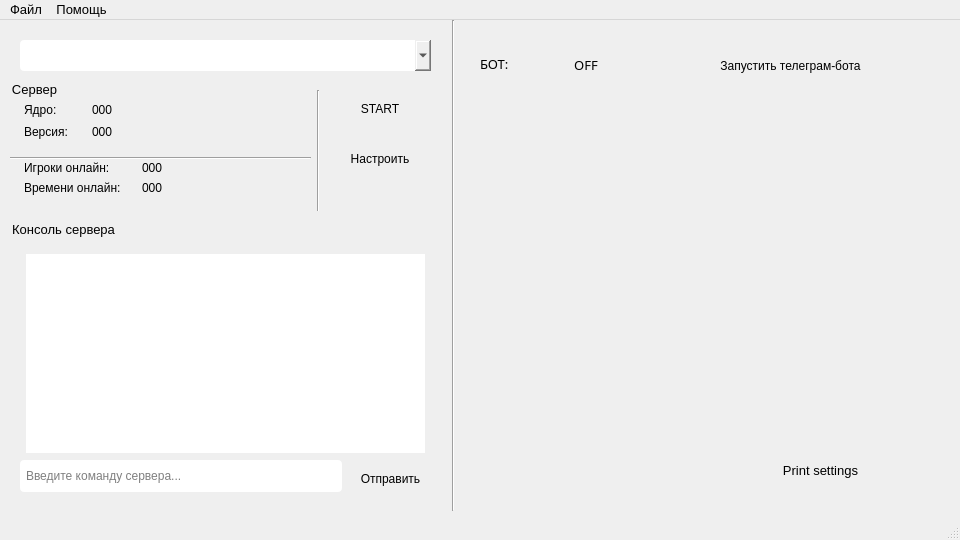
Above: resources/ui/main_ui.ui from Vanillllla/tg_mine_server_bot before the change. Below: the same form after it.
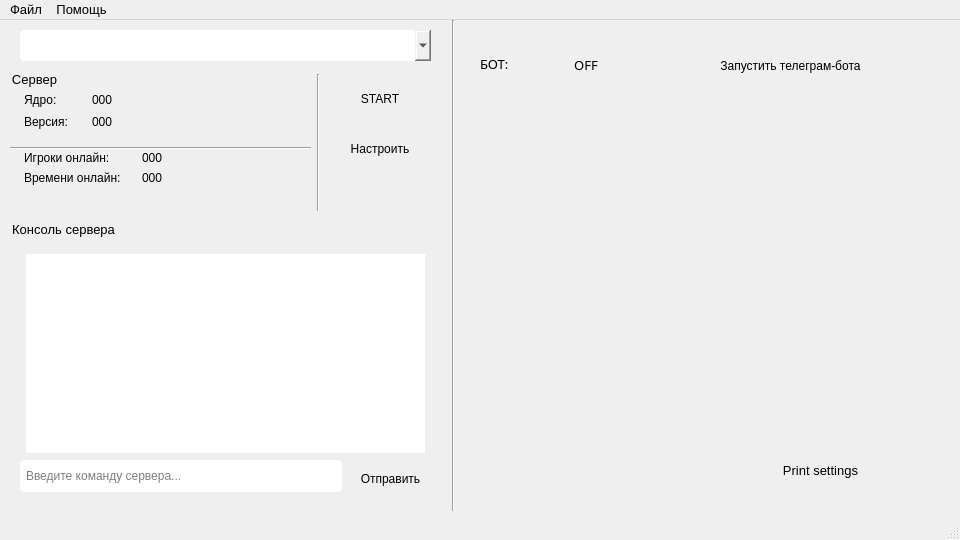
That is the form after the change.

```diff
--- a/resources/ui/main_ui.ui
+++ b/resources/ui/main_ui.ui
@@ -80,7 +80,7 @@
     <property name="geometry">
      <rect>
       <x>20</x>
-      <y>20</y>
+      <y>10</y>
       <width>411</width>
       <height>31</height>
      </rect>
@@ -103,9 +103,9 @@
     <property name="geometry">
      <rect>
       <x>10</x>
-      <y>60</y>
+      <y>50</y>
       <width>431</width>
-      <height>131</height>
+      <height>141</height>
      </rect>
     </property>
     <property name="title">
@@ -258,9 +258,9 @@
      <property name="geometry">
       <rect>
        <x>300</x>
-       <y>10</y>
+       <y>4</y>
        <width>16</width>
-       <height>125</height>
+       <height>141</height>
       </rect>
      </property>
      <property name="orientation">
```
